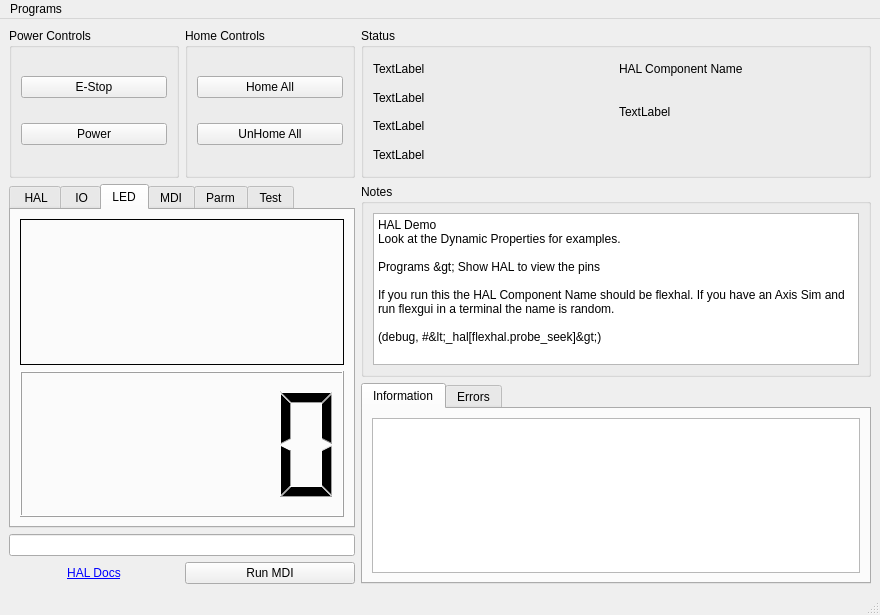
Before: the Qt Designer form examples/features/hal/hal.ui in jethornton/flexgui, drawn with Qt 5.
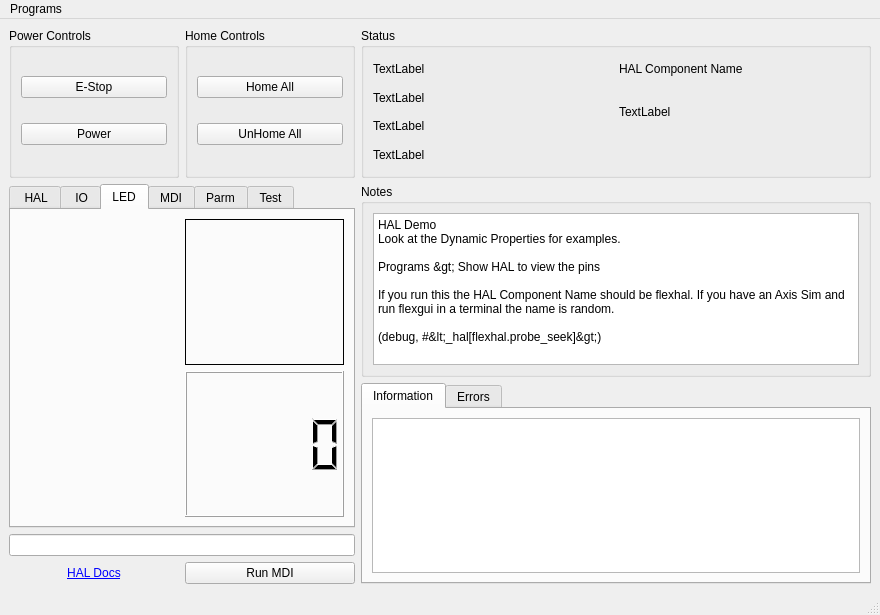
After: the same form once the commit is applied. The open tabs and pages were chosen to show the change.

Commit message: add double led to example

The edit to the form file:
```diff
--- a/examples/features/hal/hal.ui
+++ b/examples/features/hal/hal.ui
@@ -535,7 +535,7 @@
         <string>LED</string>
        </attribute>
        <layout class="QGridLayout" name="gridLayout_10">
-        <item row="0" column="0">
+        <item row="0" column="1">
          <widget class="QLabel" name="label_25">
           <property name="sizePolicy">
            <sizepolicy hsizetype="Preferred" vsizetype="Preferred">
@@ -566,7 +566,7 @@
           </property>
          </widget>
         </item>
-        <item row="1" column="0">
+        <item row="1" column="1">
          <widget class="QLCDNumber" name="lcdNumber">
           <property name="mode">
            <enum>QLCDNumber::Dec</enum>
@@ -582,6 +582,38 @@
           </property>
          </widget>
         </item>
+        <item row="1" column="0">
+         <widget class="QLabel" name="label_32">
+          <property name="text">
+           <string/>
+          </property>
+          <property name="hal_led" stdset="0">
+           <bool>true</bool>
+          </property>
+          <property name="function" stdset="0">
+           <string>hal_led</string>
+          </property>
+          <property name="pin_name" stdset="0">
+           <string>dbl-led</string>
+          </property>
+         </widget>
+        </item>
+        <item row="0" column="0">
+         <widget class="QLabel" name="label_33">
+          <property name="text">
+           <string/>
+          </property>
+          <property name="hal_led" stdset="0">
+           <bool>true</bool>
+          </property>
+          <property name="function" stdset="0">
+           <string>hal_led</string>
+          </property>
+          <property name="pin_name" stdset="0">
+           <string>dbl-led</string>
+          </property>
+         </widget>
+        </item>
        </layout>
       </widget>
       <widget class="QWidget" name="tab_4">
```
Left out of the diff: 5 changed lines with no effect on the pictures.
